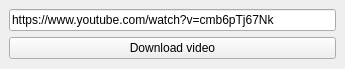
Old version of the form src/qt/ui/main_window.ui in the repository sentenzo/tubic.
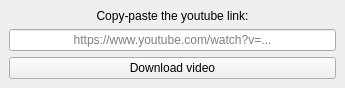
New version of the form.

Commit message: enhanced url parsing + some minor refactoring

```diff
--- a/src/qt/ui/main_window.ui
+++ b/src/qt/ui/main_window.ui
@@ -10,7 +10,7 @@
     <x>0</x>
     <y>0</y>
     <width>345</width>
-    <height>69</height>
+    <height>86</height>
    </rect>
   </property>
   <property name="sizePolicy">
@@ -36,24 +36,39 @@
   </property>
   <widget class="QWidget" name="centralwidget">
    <layout class="QGridLayout" name="gridLayout">
+    <item row="2" column="0">
+     <widget class="QPushButton" name="pb_download_all">
+      <property name="cursor">
+       <cursorShape>PointingHandCursor</cursorShape>
+      </property>
+      <property name="text">
+       <string>Download video</string>
+      </property>
+     </widget>
+    </item>
     <item row="1" column="0">
-     <layout class="QVBoxLayout" name="verticalLayout">
-      <property name="sizeConstraint">
-       <enum>QLayout::SetDefaultConstraint</enum>
-      </property>
-      <item>
-       <widget class="QPushButton" name="pb_download_all">
-        <property name="text">
-         <string>Download video</string>
-        </property>
-       </widget>
-      </item>
-     </layout>
-    </item>
-    <item row="0" column="0">
      <widget class="QLineEdit" name="le_youtube_link">
       <property name="text">
-       <string>https://www.youtube.com/watch?v=cmb6pTj67Nk</string>
+       <string/>
+      </property>
+      <property name="alignment">
+       <set>Qt::AlignCenter</set>
+      </property>
+      <property name="readOnly">
+       <bool>false</bool>
+      </property>
+      <property name="placeholderText">
+       <string>https://www.youtube.com/watch?v=...</string>
+      </property>
+     </widget>
+    </item>
+    <item row="0" column="0">
+     <widget class="QLabel" name="label">
+      <property name="text">
+       <string>Copy-paste the youtube link:</string>
+      </property>
+      <property name="alignment">
+       <set>Qt::AlignCenter</set>
       </property>
      </widget>
     </item>
```
Left out of the diff: 3 changed lines with no effect on the pictures. The commit also changes 2 other files.
